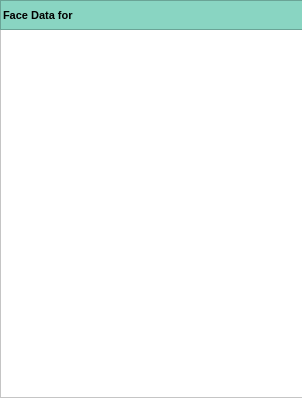
Before: the Qt Designer form loadface.ui in marcryangil/facemaskdetection, drawn with Qt 5.
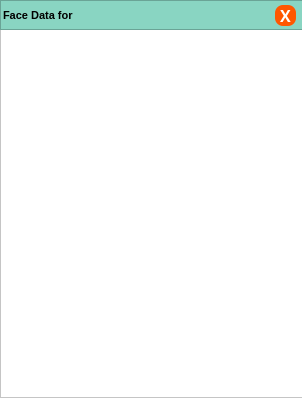
After: the same form once the commit is applied.

Commit message: loadface exit button fixed

Patch:
```diff
--- a/loadface.ui
+++ b/loadface.ui
@@ -122,6 +122,53 @@
        <string>Face Data for </string>
       </property>
      </widget>
+     <widget class="QPushButton" name="exitbtn">
+      <property name="geometry">
+       <rect>
+        <x>275</x>
+        <y>5</y>
+        <width>21</width>
+        <height>21</height>
+       </rect>
+      </property>
+      <property name="minimumSize">
+       <size>
+        <width>0</width>
+        <height>0</height>
+       </size>
+      </property>
+      <property name="font">
+       <font>
+        <family>Work Sans SemiBold</family>
+        <pointsize>12</pointsize>
+        <weight>75</weight>
+        <bold>true</bold>
+       </font>
+      </property>
+      <property name="autoFillBackground">
+       <bool>false</bool>
+      </property>
+      <property name="styleSheet">
+       <string notr="true">QPushButton{
+	background-color: rgba(255,87,0,255);
+	border: none;
+	color: rgb(255, 255, 255);
+	border-radius: 8px;
+}
+QPushButton:hover{
+	background-color: rgb(31, 211, 166);
+}
+QPushButton:pressed{
+	background-color: rgb(22, 154, 121)
+}</string>
+      </property>
+      <property name="text">
+       <string>X</string>
+      </property>
+      <property name="flat">
+       <bool>false</bool>
+      </property>
+     </widget>
     </widget>
    </widget>
   </widget>
```
The commit also changes 3 other files.
